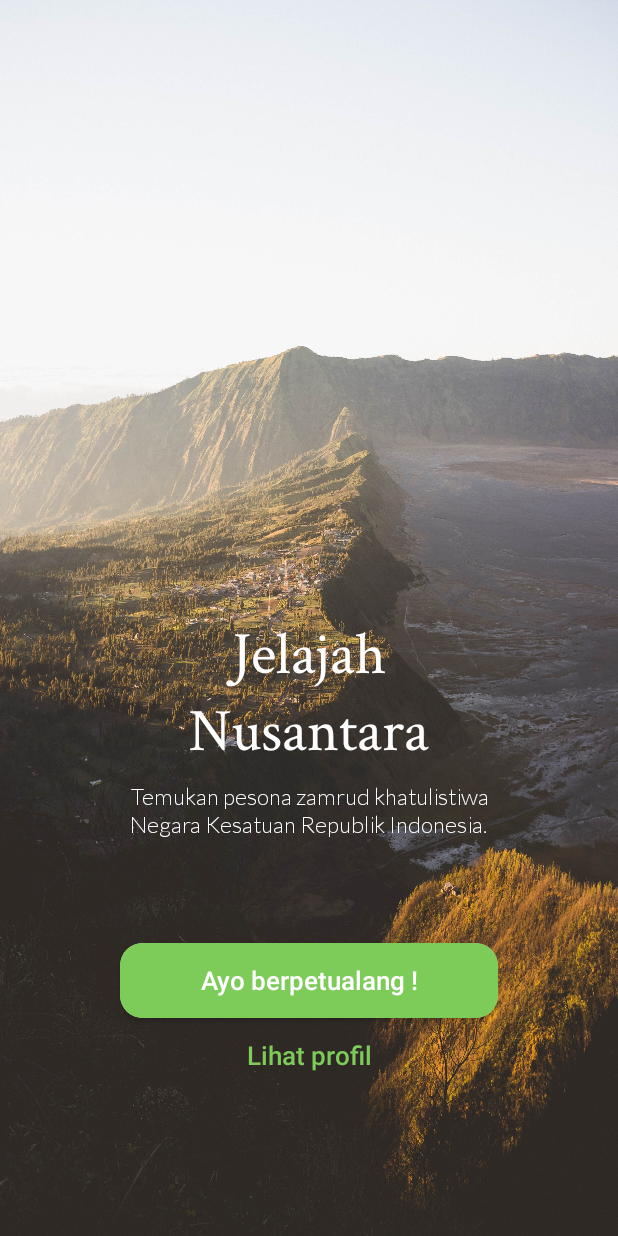
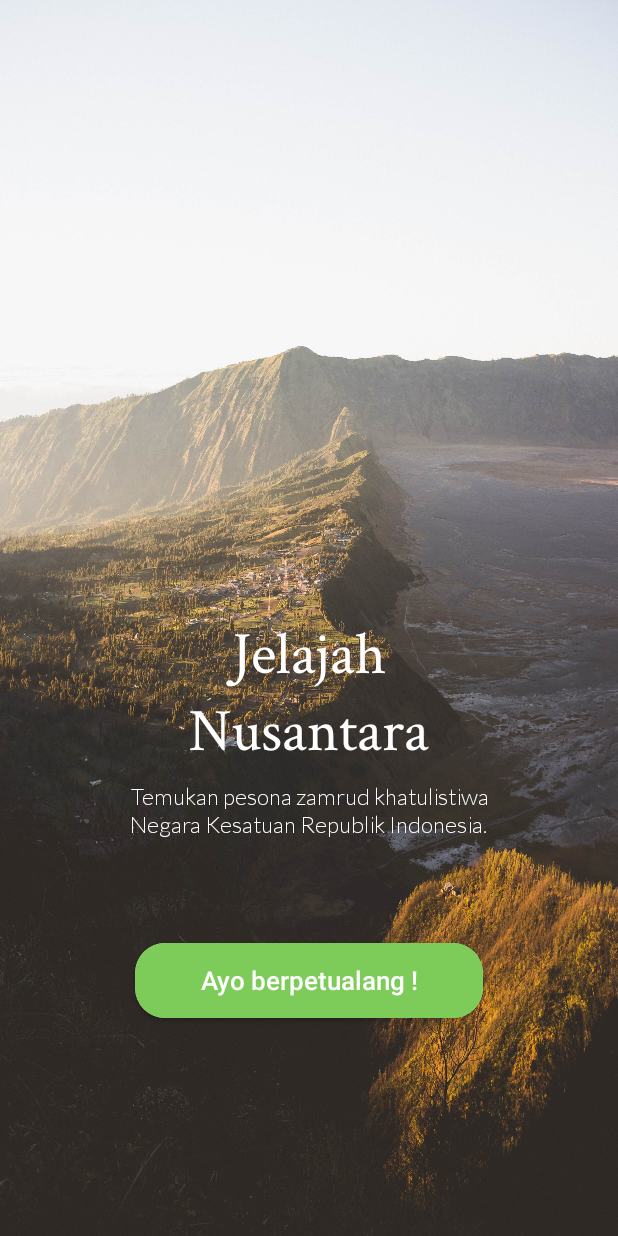
Before and after one commit to rizfa-is/nusantara_indah, an Android app: the screen it shows after launch (MainActivity), on a phone screen of 412 x 824 dp. Run offline under Robolectric (Android 15) with nearby library versions, the phone set to English and light mode, and no system bars.

Commit message:
UPDATE !! Replace 'Go to my profil' button on main menu

```diff
--- a/app/src/main/java/com/istekno/nusantaraindah/MainActivity.kt
+++ b/app/src/main/java/com/istekno/nusantaraindah/MainActivity.kt
@@ -21,9 +21,6 @@ class MainActivity : AppCompatActivity(), View.OnClickListener {
 
         val btnSplashAyo: Button = findViewById(R.id.btn_splash_ayo)
         btnSplashAyo.setOnClickListener(this)
-
-        val btnSplashFavorit: Button = findViewById(R.id.btn_splash_favorit)
-        btnSplashFavorit.setOnClickListener(this)
     }
 
     override fun onClick(v: View) {
@@ -32,12 +29,6 @@ class MainActivity : AppCompatActivity(), View.OnClickListener {
                 Toast.makeText(this, "Ayo berpetualang !", Toast.LENGTH_SHORT).show()
                 val chooseProv = Intent(this@MainActivity, ChooseProvince::class.java)
                 startActivity(chooseProv)
-            }
-
-            R.id.btn_splash_favorit -> {
-                Toast.makeText(this, "Go to Profil", Toast.LENGTH_SHORT).show()
-                val chooseProfil = Intent(this@MainActivity, AboutUsPage::class.java)
-                startActivity(chooseProfil)
             }
         }
     }
--- a/app/src/main/res/layout/activity_main.xml
+++ b/app/src/main/res/layout/activity_main.xml
@@ -39,10 +39,10 @@
         android:layout_width="match_parent"
         android:layout_height="50dp"
         android:layout_alignParentBottom="true"
-        android:layout_marginStart="80dp"
-        android:layout_marginEnd="80dp"
+        android:layout_marginStart="90dp"
+        android:layout_marginEnd="90dp"
         android:layout_marginBottom="145dp"
-        app:cardCornerRadius="15dp">
+        app:cardCornerRadius="20dp">
 
         <Button
             android:id="@+id/btn_splash_ayo"
@@ -57,18 +57,18 @@
     </androidx.cardview.widget.CardView>
 
 
-    <Button
-        android:id="@+id/btn_splash_favorit"
-        android:layout_width="match_parent"
-        android:layout_height="50dp"
-        android:layout_alignParentBottom="true"
-        android:layout_marginStart="60dp"
-        android:layout_marginEnd="60dp"
-        android:layout_marginBottom="95dp"
-        android:background="@android:color/transparent"
-        android:text="@string/btn_favorit"
-        android:textAllCaps="false"
-        android:textColor="@color/colorBtnSplash"
-        android:textSize="17dp" />
+<!--    <Button-->
+<!--        android:id="@+id/btn_splash_favorit"-->
+<!--        android:layout_width="match_parent"-->
+<!--        android:layout_height="50dp"-->
+<!--        android:layout_alignParentBottom="true"-->
+<!--        android:layout_marginStart="60dp"-->
+<!--        android:layout_marginEnd="60dp"-->
+<!--        android:layout_marginBottom="95dp"-->
+<!--        android:background="@android:color/transparent"-->
+<!--        android:text="@string/btn_favorit"-->
+<!--        android:textAllCaps="false"-->
+<!--        android:textColor="@color/colorBtnSplash"-->
+<!--        android:textSize="17dp" />-->
 
 </RelativeLayout>
```
